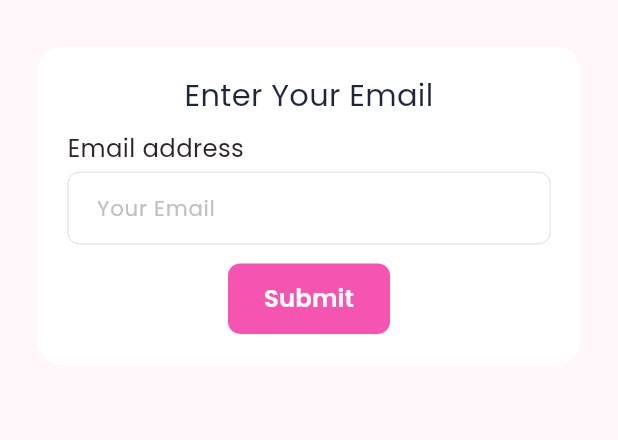
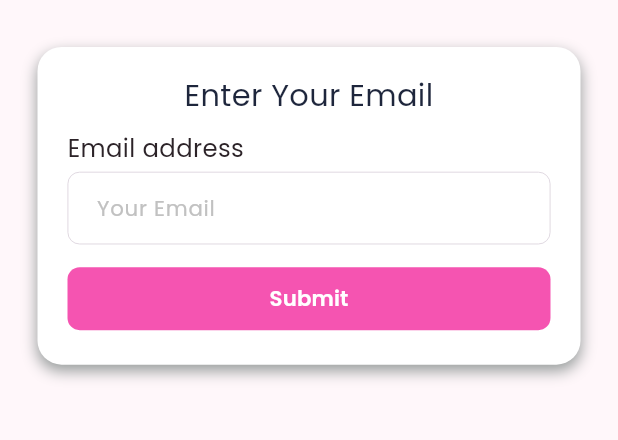
Before and after one commit to ShawnMuktadir/Pink_Trisha, a Flutter app: the ForgotPasswordScreen screen opened directly, on a phone screen of 412 x 824 dp, the part 64-504 px from its top. Run offline on Flutter 3.47's test engine with Material 3 defaults, Android fonts, the light colour scheme and no system bars; our stand-ins replace carousel_slider, connectivity_plus, dio, firebase_auth, firebase_core, flutter_easyloading and 12 more; missing offline and left inert: flutter_sslcommerz; accounts and stored records are empty; project files that could hold a hidden picture were left out.

Commit message:
develop: Fix UI Layout for Global Container

```diff
--- a/lib/global/widget/global_background.dart
+++ b/lib/global/widget/global_background.dart
@@ -11,7 +11,7 @@ class GlobalBackground extends StatelessWidget {
       resizeToAvoidBottomInset: true,
       body: SafeArea(
         child: Container(
-          width: context.width,
+          width: double.infinity,
           constraints: BoxConstraints(
             minHeight: context.height,
           ),
--- a/lib/global/widget/global_button.dart
+++ b/lib/global/widget/global_button.dart
@@ -46,9 +46,7 @@ class GlobalButton extends StatelessWidget {
     Color btnColor = btnBackgroundActiveColor ?? KColor.accent.color;
 
     return SizedBox(
-      width: btnWidth != null ? btnWidth! + 4 : null,
-      //height: btnHeight,
-      child: Center(
+      width: btnWidth ?? MediaQuery.of(context).size.width,
       child: ElevatedButton(
         style: ButtonStyle(
           shape: WidgetStateProperty.resolveWith<OutlinedBorder>(
@@ -73,42 +71,39 @@ class GlobalButton extends StatelessWidget {
         onPressed: onPressed,
         child: Padding(
           padding: padding ?? const EdgeInsets.all(12),
-            child: Row(
-              mainAxisSize: MainAxisSize.min,
-              mainAxisAlignment: MainAxisAlignment.center,
-              children: [
-                isLoading
+          child: isLoading
               ? SizedBox(
                   height: textFontSize != null ? (textFontSize! + 4) : 22,
                   width: textFontSize != null ? (textFontSize! + 4) : 22,
                   child: CircularProgressIndicator(
                     strokeWidth: 2,
                     color: textColor ?? KColor.white.color,
-                        ))
+                  ),
+                )
               : Row(
-                        crossAxisAlignment: CrossAxisAlignment.center,
+                  mainAxisAlignment: MainAxisAlignment.center,
+                  mainAxisSize: MainAxisSize.max,
                   children: [
-                          isPlusButton
-                              ? GlobalSvgLoader(
-                                  imagePath:
-                                      KAssetName.icPlusWhitesvg.imagePath,
+                    if (isPlusButton)
+                      GlobalSvgLoader(
+                        imagePath: KAssetName.icPlusWhitesvg.imagePath,
                         width: 24.w,
                         height: 24.h,
-                                )
-                              : const SizedBox.shrink(),
-                          GlobalText(
+                      ),
+                    //if (isPlusButton) const SizedBox(width: 8),
+                    Flexible(
+                      child: GlobalText(
                         str: buttonText,
                         fontWeight: textFontWeight ?? FontWeight.w600,
-                            fontSize: textFontSize ?? 16,
+                        fontSize: textFontSize ?? 14,
                         color: textColor ?? KColor.white.color,
                         height: textFontHeight ?? 0.09,
                         textAlign: TextAlign.center,
                         overflow: TextOverflow.ellipsis,
+                        maxLines: 2,
+                      ),
                     ),
                   ],
-                      ),
-              ],
-            ),
                 ),
         ),
       ),
--- a/lib/global/widget/global_container.dart
+++ b/lib/global/widget/global_container.dart
@@ -1,4 +1,5 @@
 import 'package:flutter/material.dart';
+import 'package:pink_by_trisha_app/utils/styles/k_colors.dart';
 
 class GlobalContainer extends StatelessWidget {
   final double borderRadius;
@@ -28,16 +29,23 @@ class GlobalContainer extends StatelessWidget {
     return Container(
       height: height,
       width: width,
-      padding: onTap==null? padding:null,
+      padding: onTap == null ? padding : null,
       margin: margin,
       decoration: BoxDecoration(
         color: backgroundColor,
         borderRadius: borderCornerRadius ?? BorderRadius.circular(borderRadius),
+        boxShadow: [
+          BoxShadow(
+            color: KColor.softGrey.color,
+            blurRadius: 8,
+            offset: Offset(0, 4),
+          ),
+        ],
       ),
       child: onTap == null
           ? child
           : Material(
-            color: backgroundColor,
+              color: backgroundColor,
               borderRadius:
                   borderCornerRadius ?? BorderRadius.circular(borderRadius),
               child: InkWell(
--- a/lib/module/dashboard/sub_modules/account/sub_modules/my_order/components/order_card.dart
+++ b/lib/module/dashboard/sub_modules/account/sub_modules/my_order/components/order_card.dart
@@ -143,6 +143,7 @@ class OrderCard extends StatelessWidget {
                 right: 0,
                 bottom: 0,
                 child: GlobalButton(
+                  btnWidth: 120.w,
                   btnHeight: 32,
                   onPressed: () {
                     Navigation.push(context,
```
Also changed, not shown: lib/module/dashboard/sub_modules/account/sub_modules/wishlist/components/wish_card.dart (+4 -4 lines), lib/module/dashboard/sub_modules/account/sub_modules/wishlist/wish_list_screen.dart (+33 -2 lines), lib/module/dashboard/sub_modules/cart/components/global_cart_item.dart (+8 -2 lines). Lines whose indentation alone changed are shown as unchanged.
